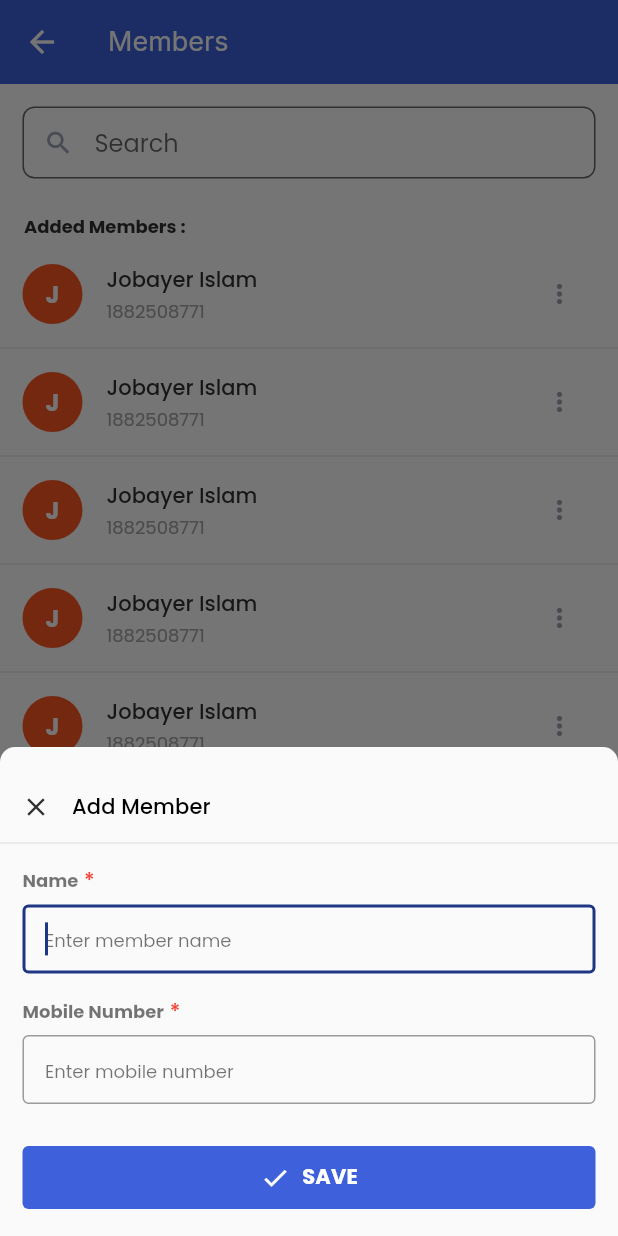
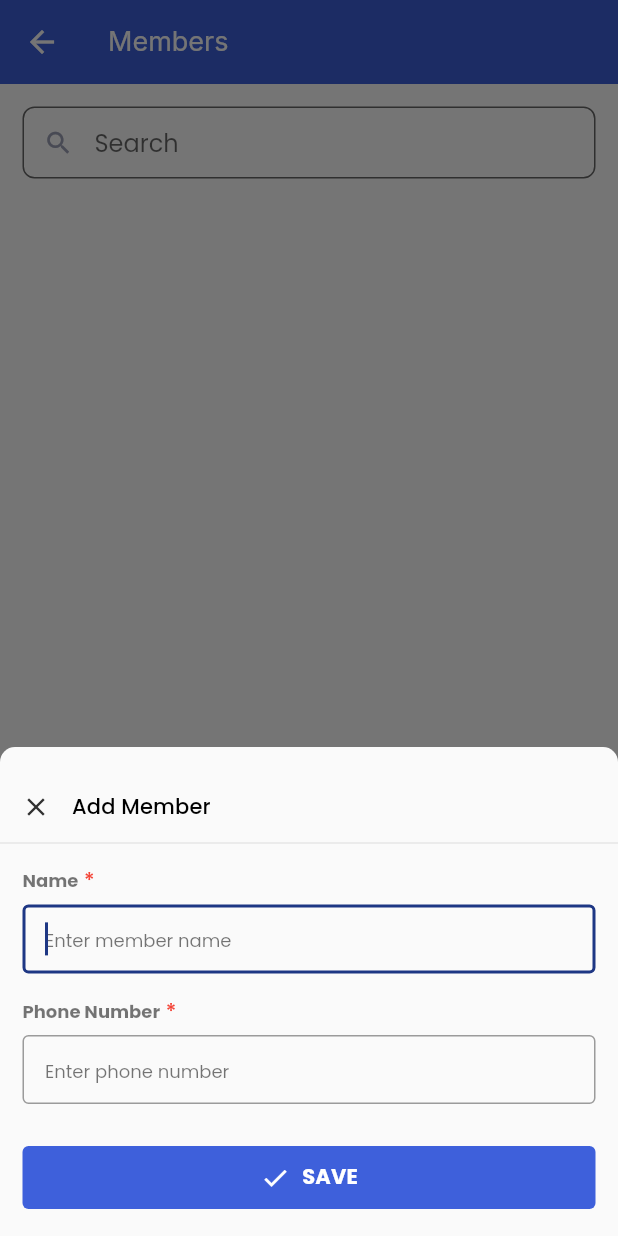
Before and after one commit to rifathossain82/club-cash, a Flutter app: the MemberListPage screen opened directly, after a tap on "ADD MANUALLY", on a phone screen of 412 x 824 dp. Run offline on Flutter 3.47's test engine with Material 2 defaults, Android fonts, the phone set to English and light mode, and no system bars; our stand-ins replace cloud_firestore, connectivity_plus, dropdown_search, firebase_core, flutter_svg, get and 5 more; accounts and stored records are empty.

Commit message:
chore: member cured complete

```diff
--- a/lib/src/core/di/app_bindings.dart
+++ b/lib/src/core/di/app_bindings.dart
@@ -1,9 +1,11 @@
 import 'package:club_cash/src/features/auth/controller/auth_controller.dart';
+import 'package:club_cash/src/features/member/controller/member_controller.dart';
 import 'package:get/get.dart';
 
 class AppBindings extends Bindings {
   @override
   void dependencies() {
     Get.lazyPut(() => AuthController(), fenix: true);
+    Get.lazyPut(() => MemberController(), fenix: true);
   }
 }
--- /dev/null
+++ b/lib/src/core/widgets/k_custom_loader.dart
@@ -0,0 +1,52 @@
+import 'package:club_cash/src/core/extensions/build_context_extension.dart';
+import 'package:club_cash/src/core/utils/asset_path.dart';
+import 'package:club_cash/src/core/utils/color.dart';
+import 'package:flutter/material.dart';
+
+class KCustomLoader extends StatelessWidget {
+  final String? titleText;
+  const KCustomLoader({Key? key, this.titleText}) : super(key: key);
+
+  @override
+  Widget build(BuildContext context) {
+    return Center(
+      child: AbsorbPointer(
+        child: Center(
+          child: SizedBox(
+            width: 200.0,
+            height: 200.0,
+            child: Column(
+              mainAxisAlignment: MainAxisAlignment.center,
+              children: [
+                Stack(
+                  alignment: Alignment.center,
+                  children: [
+                    SizedBox(
+                      height: 70,
+                      width: 70,
+                      child: CircularProgressIndicator(
+                        color: kPrimaryColor,
+                      ),
+                    ),
+                    Positioned(
+                      child: CircleAvatar(
+                        maxRadius: 20,
+                        backgroundColor: Colors.transparent,
+                        child: Image.asset(AssetPath.appLogo),
+                      ),
+                    ),
+                  ],
+                ),
+                const SizedBox(height: 20.0),
+                Text(
+                  titleText ?? 'Please Wait...',
+                  style: context.appTextTheme.titleMedium,
+                ),
+              ],
+            ),
+          ),
+        ),
+      ),
+    );
+  }
+}
--- a/lib/src/core/widgets/k_icon_button.dart
+++ b/lib/src/core/widgets/k_icon_button.dart
@@ -1,5 +1,6 @@
 import 'package:club_cash/src/core/extensions/build_context_extension.dart';
 import 'package:club_cash/src/core/utils/color.dart';
+import 'package:club_cash/src/core/widgets/k_button_progress_indicator.dart';
 import 'package:flutter/material.dart';
 
 class KIconButton extends StatelessWidget {
@@ -12,6 +13,7 @@ class KIconButton extends StatelessWidget {
     this.bgColor,
     this.height,
     this.width,
+    this.isLoading = false,
   }) : super(key: key);
 
   final VoidCallback? onPressed;
@@ -21,6 +23,7 @@ class KIconButton extends StatelessWidget {
   final Color? bgColor;
   final double? height;
   final double? width;
+  final bool isLoading;
 
   @override
   Widget build(BuildContext context) {
@@ -34,7 +37,9 @@ class KIconButton extends StatelessWidget {
       minWidth: width ?? context.screenWidth,
       padding: const EdgeInsets.symmetric(horizontal: 15),
       elevation: 0,
-      child: Row(
+      child: isLoading
+          ? const KButtonProgressIndicator()
+          : Row(
               mainAxisAlignment: MainAxisAlignment.center,
               crossAxisAlignment: CrossAxisAlignment.center,
               children: [
--- /dev/null
+++ b/lib/src/features/member/controller/member_controller.dart
@@ -0,0 +1,140 @@
+import 'package:cloud_firestore/cloud_firestore.dart';
+import 'package:club_cash/src/core/helpers/logger.dart';
+import 'package:club_cash/src/core/services/snack_bar_services.dart';
+import 'package:club_cash/src/core/utils/color.dart';
+import 'package:club_cash/src/features/member/model/member_model.dart';
+import 'package:get/get.dart';
+
+class MemberController extends GetxController {
+  var isLoadingMemberList = false.obs;
+  var isAddingMember = false.obs;
+  var isUpdatingMember = false.obs;
+  var isDeletingMember = false.obs;
+  var memberList = <MemberModel>[].obs;
+
+  final _memberCollection = FirebaseFirestore.instance.collection('members');
+
+  Future<void> getMemberList() async {
+    try {
+      isLoadingMemberList(true);
+      memberList.value = [];
+
+      QuerySnapshot<Map<String, dynamic>> querySnapshot =
+          await _memberCollection.get();
+
+      if (querySnapshot.docs.isEmpty) {
+        String msg = 'No Members Found!';
+        throw msg;
+      } else {
+        memberList.value = querySnapshot.docs
+            .map((doc) => MemberModel.fromJson(doc.id, doc.data()))
+            .toList();
+      }
+    } catch (e, stackTrace) {
+      Log.error('$e', stackTrace: stackTrace);
+
+      SnackBarService.showSnackBar(
+        message: e.toString(),
+        bgColor: failedColor,
+      );
+    } finally {
+      isLoadingMemberList(false);
+    }
+  }
+
+  Future<bool> isDuplicateMember(String phone) async {
+    try {
+      final querySnapshot = await _memberCollection
+          .where('phone', isEqualTo: phone)
+          .get();
+
+      return querySnapshot.docs.isNotEmpty;
+    } catch (e) {
+      Log.error('Error checking for duplicate member: $e');
+      return false;
+    }
+  }
+
+  Future<void> addMember({required MemberModel member}) async {
+    try {
+      isAddingMember(true);
+
+      if (await isDuplicateMember(member.phone ?? '')) {
+        SnackBarService.showSnackBar(
+          message: "Phone number already exists!",
+          bgColor: failedColor,
+        );
+      } else {
+        await _memberCollection.add(member.toJson());
+        getMemberList();
+        SnackBarService.showSnackBar(
+          message: "Member added successfully!",
+          bgColor: successColor,
+        );
+      }
+    } catch (e, stackTrace) {
+      Log.error('$e', stackTrace: stackTrace);
+
+      SnackBarService.showSnackBar(
+        message: e.toString(),
+        bgColor: failedColor,
+      );
+    } finally {
+      isAddingMember(false);
+    }
+  }
+
+  Future<void> updateMember({
+    required MemberModel member,
+  }) async {
+    try {
+      isUpdatingMember(true);
+
+      if (await isDuplicateMember(member.phone ?? '')) {
+        SnackBarService.showSnackBar(
+          message: "Phone number already exists!",
+          bgColor: failedColor,
+        );
+      } else {
+        await _memberCollection.doc(member.id).update(member.toJson());
+        getMemberList();
+        SnackBarService.showSnackBar(
+          message: "Member updated successfully!",
+          bgColor: successColor,
+        );
+      }
+    } catch (e, stackTrace) {
+      Log.error('$e', stackTrace: stackTrace);
+
+      SnackBarService.showSnackBar(
+        message: e.toString(),
+        bgColor: failedColor,
+      );
+    } finally {
+      isUpdatingMember(false);
+    }
+  }
+
+  Future<void> deleteMember(String memberId) async {
+    try {
+      isDeletingMember(true);
+
+      await _memberCollection.doc(memberId).delete();
+
+      getMemberList();
+      SnackBarService.showSnackBar(
+        message: "Member deleted successfully!",
+        bgColor: successColor,
+      );
+    } catch (e, stackTrace) {
+      Log.error('$e', stackTrace: stackTrace);
+
+      SnackBarService.showSnackBar(
+        message: e.toString(),
+        bgColor: failedColor,
+      );
+    } finally {
+      isDeletingMember(false);
+    }
+  }
+}
--- /dev/null
+++ b/lib/src/features/member/model/member_model.dart
@@ -0,0 +1,26 @@
+class MemberModel {
+  final String? id;
+  final String? name;
+  final String? phone;
+
+  MemberModel({
+    this.id,
+    this.name,
+    this.phone,
+  });
+
+  factory MemberModel.fromJson(String id, Map<String, dynamic> json) {
+    return MemberModel(
+      id: id,
+      name: json['name'],
+      phone: json['phone'],
+    );
+  }
+
+  Map<String, dynamic> toJson() {
+    return {
+      'name': name,
+      'phone': phone,
+    };
+  }
+}
--- a/lib/src/features/member/view/pages/member_list_page.dart
+++ b/lib/src/features/member/view/pages/member_list_page.dart
@@ -1,9 +1,11 @@
 import 'package:club_cash/src/core/extensions/build_context_extension.dart';
 import 'package:club_cash/src/core/utils/color.dart';
 import 'package:club_cash/src/core/widgets/k_search_field.dart';
+import 'package:club_cash/src/features/member/controller/member_controller.dart';
 import 'package:club_cash/src/features/member/view/widgets/member_add_update_bottom_sheet.dart';
 import 'package:club_cash/src/features/member/view/widgets/member_list_widget.dart';
 import 'package:flutter/material.dart';
+import 'package:get/get.dart';
 
 class MemberListPage extends StatefulWidget {
   final bool isSelectable;
@@ -19,6 +21,13 @@ class MemberListPage extends StatefulWidget {
 
 class _MemberPickerPageState extends State<MemberListPage> {
   final searchTextController = TextEditingController();
+  final memberController = Get.find<MemberController>();
+
+  @override
+  void initState() {
+    super.initState();
+    memberController.getMemberList();
+  }
 
   @override
   void dispose() {
@@ -52,7 +61,7 @@ class _MemberPickerPageState extends State<MemberListPage> {
   }
 
   void _onManuallyAddMember() async {
-    var result = await memberAddUpdateBottomSheet(
+    await memberAddUpdateBottomSheet(
       context: context,
     );
   }
--- a/lib/src/features/member/view/widgets/member_add_update_bottom_sheet.dart
+++ b/lib/src/features/member/view/widgets/member_add_update_bottom_sheet.dart
@@ -3,11 +3,14 @@ import 'package:club_cash/src/core/helpers/validators.dart';
 import 'package:club_cash/src/core/utils/color.dart';
 import 'package:club_cash/src/core/widgets/k_icon_button.dart';
 import 'package:club_cash/src/core/widgets/k_text_form_field_builder_with_title.dart';
+import 'package:club_cash/src/features/member/controller/member_controller.dart';
+import 'package:club_cash/src/features/member/model/member_model.dart';
 import 'package:flutter/material.dart';
+import 'package:get/get.dart';
 
 Future<void> memberAddUpdateBottomSheet({
   required BuildContext context,
-  String? existingMember,
+  MemberModel? existingMember,
 }) {
   return showModalBottomSheet(
     context: context,
@@ -26,7 +29,7 @@ Future<void> memberAddUpdateBottomSheet({
 }
 
 class MemberAddUpdateForm extends StatefulWidget {
-  final String? existingMember;
+  final MemberModel? existingMember;
 
   const MemberAddUpdateForm({Key? key, this.existingMember}) : super(key: key);
 
@@ -37,8 +40,9 @@ class MemberAddUpdateForm extends StatefulWidget {
 class _MemberAddUpdateFormState extends State<MemberAddUpdateForm> {
   final _formKey = GlobalKey<FormState>();
   final _nameTextController = TextEditingController();
-  final _numberTextController = TextEditingController();
+  final _phoneTextController = TextEditingController();
   final _nameFocusNode = FocusNode();
+  final _memberController = Get.find<MemberController>();
 
   @override
   void initState() {
@@ -46,9 +50,9 @@ class _MemberAddUpdateFormState extends State<MemberAddUpdateForm> {
     WidgetsBinding.instance.addPostFrameCallback((_) {
       _nameFocusNode.requestFocus();
 
-      if(widget.existingMember != null){
-        // _nameTextController.text = widget.existingMember!;
-        // _numberTextController.text = widget.existingMember!;
+      if (widget.existingMember != null) {
+        _nameTextController.text = widget.existingMember?.name ?? '';
+        _phoneTextController.text = widget.existingMember?.phone ?? '';
       }
     });
   }
@@ -56,7 +60,7 @@ class _MemberAddUpdateFormState extends State<MemberAddUpdateForm> {
   @override
   void dispose() {
     _nameTextController.dispose();
-    _numberTextController.dispose();
+    _phoneTextController.dispose();
     _nameFocusNode.dispose();
     super.dispose();
   }
@@ -113,24 +117,46 @@ class _MemberAddUpdateFormState extends State<MemberAddUpdateForm> {
                       inputAction: TextInputAction.next,
                     ),
                     KTextFormFieldBuilderWithTitle(
-                      title: "Mobile Number",
-                      hintText: "Enter mobile number",
-                      controller: _numberTextController,
+                      title: "Phone Number",
+                      hintText: "Enter phone number",
+                      controller: _phoneTextController,
                       validator: Validators.phoneNumberValidator,
                       inputType: TextInputType.phone,
                       inputAction: TextInputAction.done,
                     ),
                     const SizedBox(height: 10),
-                    KIconButton(
+                    Obx(() {
+                      return KIconButton(
                         onPressed: () {
                           if (_formKey.currentState?.validate() ?? false) {
-                          // Add your member add/update logic here
-                          Navigator.pop(context); // Close the bottom sheet
+                            if (widget.existingMember != null) {
+                              _memberController
+                                  .updateMember(
+                                member: MemberModel(
+                                  id: widget.existingMember?.id,
+                                  name: _nameTextController.text.trim(),
+                                  phone: _phoneTextController.text.trim(),
+                                ),
+                              )
+                                  .then((value) => Navigator.pop(context));
+                            } else {
+                              _memberController
+                                  .addMember(
+                                    member: MemberModel(
+                                      name: _nameTextController.text.trim(),
+                                      phone: _phoneTextController.text.trim(),
+                                    ),
+                                  )
+                                  .then((value) => Navigator.pop(context));
+                            }
                           }
                         },
                         iconData: Icons.check,
                         title: "save".toUpperCase(),
-                    ),
+                        isLoading: _memberController.isAddingMember.value ||
+                            _memberController.isUpdatingMember.value,
+                      );
+                    }),
                   ],
                 ),
               ),
--- a/lib/src/features/member/view/widgets/member_item_widget.dart
+++ b/lib/src/features/member/view/widgets/member_item_widget.dart
@@ -3,15 +3,17 @@ import 'dart:math';
 import 'package:club_cash/src/core/enums/app_enum.dart';
 import 'package:club_cash/src/core/extensions/build_context_extension.dart';
 import 'package:club_cash/src/core/extensions/string_extension.dart';
-import 'package:club_cash/src/core/helpers/logger.dart';
 import 'package:club_cash/src/core/services/dialog_service.dart';
 import 'package:club_cash/src/core/utils/color.dart';
 import 'package:club_cash/src/core/widgets/popup_menu_item_builder.dart';
+import 'package:club_cash/src/features/member/controller/member_controller.dart';
+import 'package:club_cash/src/features/member/model/member_model.dart';
 import 'package:club_cash/src/features/member/view/widgets/member_add_update_bottom_sheet.dart';
 import 'package:flutter/material.dart';
+import 'package:get/get.dart';
 
 class MemberItemWidget extends StatelessWidget {
-  final String data;
+  final MemberModel data;
   final bool isSelectable;
   final bool isEditable;
 
@@ -29,8 +31,6 @@ class MemberItemWidget extends StatelessWidget {
       onTap: () {
         if (isSelectable) {
           Navigator.pop(context, data);
-        } else {
-          Log.debug("HI");
         }
       },
       child: ListTile(
@@ -48,7 +48,7 @@ class MemberItemWidget extends StatelessWidget {
             color: randomColors[index],
           ),
           child: Text(
-            'Jobayer Islam'.substring(0, 1).toUpperCase(),
+            (data.name ?? '').substring(0, 1).toUpperCase(),
             style: context.appTextTheme.titleMedium?.copyWith(
               color: kWhite,
               fontWeight: FontWeight.bold,
@@ -56,14 +56,14 @@ class MemberItemWidget extends StatelessWidget {
           ),
         ),
         title: Text(
-          'Jobayer Islam',
+          data.name ?? '',
           style: context.appTextTheme.bodyMedium?.copyWith(
             fontWeight: FontWeight.w500,
             color: kBlackLight,
           ),
         ),
         subtitle: Text(
-          '${01882508771}',
+          data.phone ?? '',
           style: context.appTextTheme.bodySmall?.copyWith(
             color: kGreyTextColor,
           ),
@@ -104,9 +104,9 @@ class MemberItemWidget extends StatelessWidget {
   }
 
   void _onUpdateMember(BuildContext context) async {
-    var result = await memberAddUpdateBottomSheet(
+    await memberAddUpdateBottomSheet(
       context: context,
-      existingMember: "nothing"
+      existingMember: data,
     );
   }
 
@@ -120,10 +120,7 @@ class MemberItemWidget extends StatelessWidget {
     );
 
     if (result ?? false) {
-      // final contactController = Get.find<ContactController>();
-      // contactController.deleteContact(
-      //   id: '${data.id}',
-      // );
+      Get.find<MemberController>().deleteMember(data.id ?? '');
     }
   }
 }
--- a/lib/src/features/member/view/widgets/member_list_widget.dart
+++ b/lib/src/features/member/view/widgets/member_list_widget.dart
@@ -1,6 +1,10 @@
+import 'package:club_cash/src/core/widgets/k_custom_loader.dart';
 import 'package:club_cash/src/core/widgets/title_text_widget.dart';
+import 'package:club_cash/src/features/member/controller/member_controller.dart';
+import 'package:club_cash/src/features/member/model/member_model.dart';
 import 'package:club_cash/src/features/member/view/widgets/member_item_widget.dart';
 import 'package:flutter/material.dart';
+import 'package:get/get.dart';
 
 class MemberListWidget extends StatelessWidget {
   final bool isSelectable;
@@ -12,21 +16,28 @@ class MemberListWidget extends StatelessWidget {
 
   @override
   Widget build(BuildContext context) {
-    return SingleChildScrollView(
+    final memberController = Get.find<MemberController>();
+    return Obx(() {
+      return memberController.isLoadingMemberList.value
+          ? const KCustomLoader()
+          : SingleChildScrollView(
               child: ListView(
                 shrinkWrap: true,
                 physics: const NeverScrollableScrollPhysics(),
                 children: [
-          _AddedMemberList(
+                  memberController.memberList.isEmpty
+                      ? const SizedBox.shrink()
+                      : _AddedMemberList(
                           isSelectable: isSelectable,
                         ),
-          const SizedBox(height: 15),
-          _ContactList(
-            isSelectable: isSelectable,
-          ),
+                  // const SizedBox(height: 15),
+                  // _ContactList(
+                  //   isSelectable: isSelectable,
+                  // ),
                 ],
               ),
             );
+    });
   }
 }
 
@@ -39,6 +50,9 @@ class _AddedMemberList extends StatelessWidget {
 
   @override
   Widget build(BuildContext context) {
+    final memberController = Get.find<MemberController>();
+    return Obx(
+      () {
         return ListView(
           shrinkWrap: true,
           physics: const NeverScrollableScrollPhysics(),
@@ -47,15 +61,17 @@ class _AddedMemberList extends StatelessWidget {
             ListView.separated(
               shrinkWrap: true,
               physics: const NeverScrollableScrollPhysics(),
-          itemCount: 5,
+              itemCount: memberController.memberList.length,
               itemBuilder: (context, index) => MemberItemWidget(
-            data: '$index',
+                data: memberController.memberList[index],
                 isSelectable: isSelectable,
                 isEditable: true,
               ),
               separatorBuilder: (context, index) => const Divider(height: 0),
             ),
           ],
+        );
+      }
     );
   }
 }
@@ -79,7 +95,7 @@ class _ContactList extends StatelessWidget {
           physics: const NeverScrollableScrollPhysics(),
           itemCount: 20,
           itemBuilder: (context, index) => MemberItemWidget(
-            data: '$index',
+            data: MemberModel(),
             isSelectable: isSelectable,
             isEditable: false,
           ),
```
Also changed, not shown: lib/src/features/home/controller/home_controller.dart (added). Lines whose indentation alone changed are shown as unchanged.
